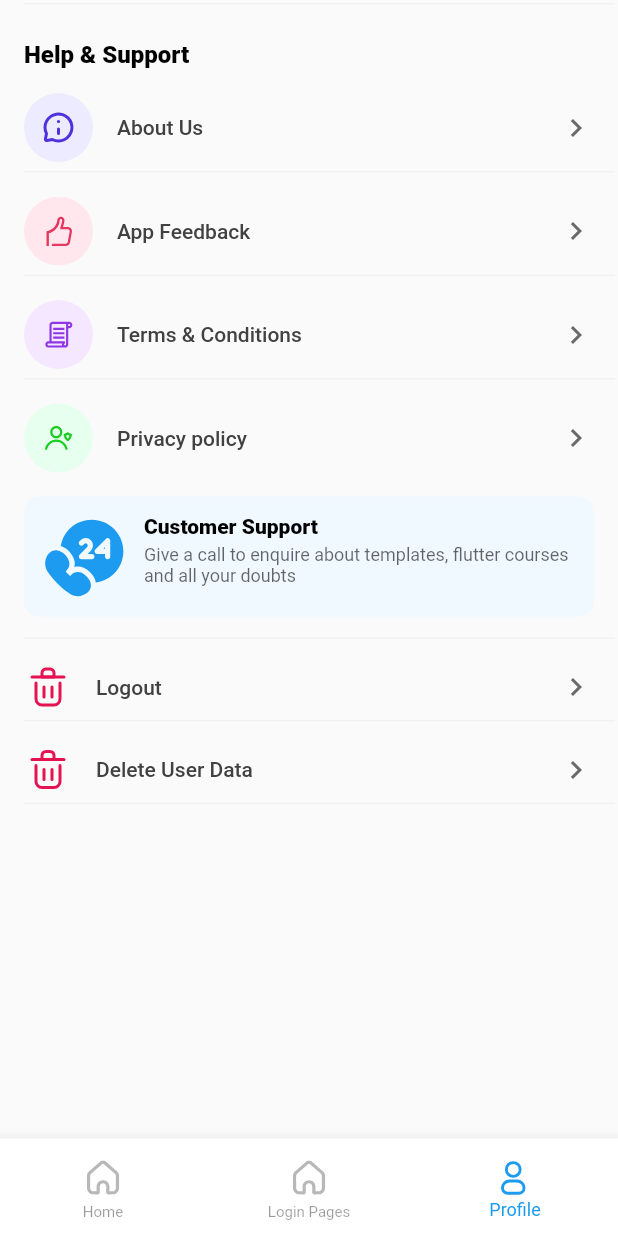
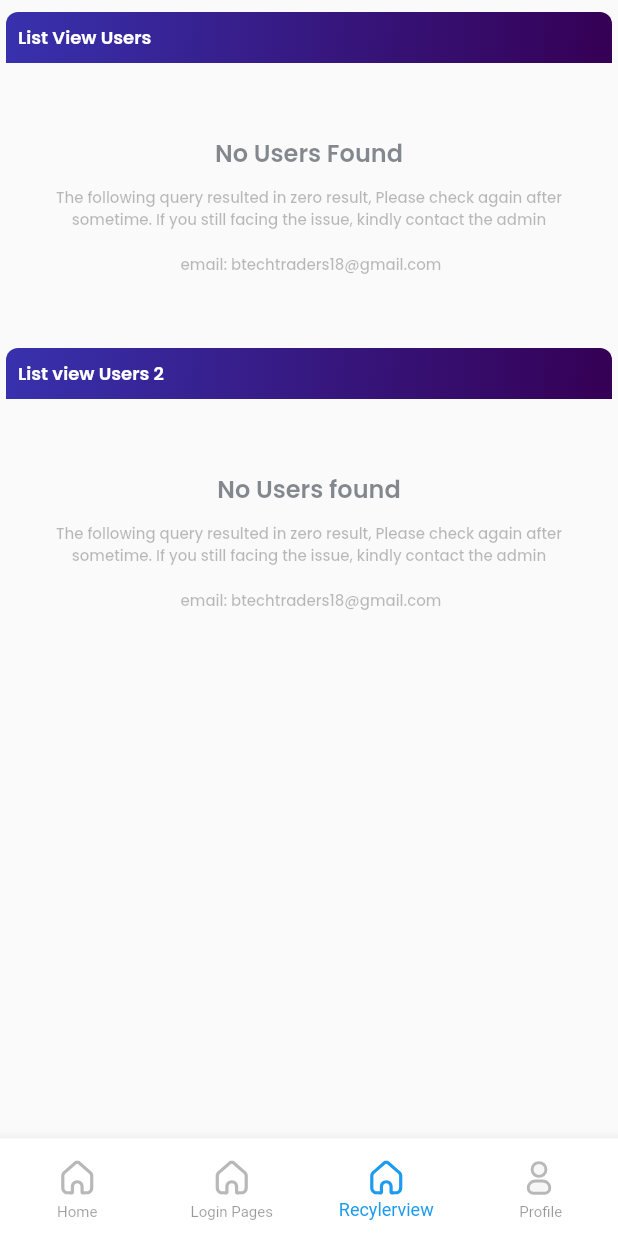
Before and after one commit to katmakhan/flutter-course, a Flutter app: the screen it shows once a user with an empty profile is signed in, item 3 of the bottom bar chosen, on a phone screen of 412 x 824 dp. Run offline on Flutter 3.47's test engine with Material 2 defaults, Android fonts, the phone set to English and light mode, and no system bars; our stand-ins replace animate_do, bouncing_widget, dio, firebase_auth, firebase_core, firebase_database and 15 more; missing offline and left inert: algolia, align_positioned, firebase_app_check, open_file_safe, pattern_formatter; accounts and stored records are empty.

Commit message:
recyclerview added

```diff
--- a/analysis_options.yaml
+++ b/analysis_options.yaml
@@ -21,7 +21,8 @@ linter:
   # `// ignore_for_file: name_of_lint` syntax on the line or in the file
   # producing the lint.
   rules:
-    avoid_print: false  # Uncomment to disable the `avoid_print` rule
+    non_constant_identifier_names: false # to create classnames with underscore view_Something
+    avoid_print: false  # to not show error with print()
     # prefer_single_quotes: true  # Uncomment to enable the `prefer_single_quotes` rule
 
 # Additional information about this file can be found at
--- a/lib/DB_Services/database_read.dart
+++ b/lib/DB_Services/database_read.dart
@@ -1,10 +1,11 @@
+import 'package:fluttertemplate/DataModels/dm_gallery.dart';
 import 'package:fluttertemplate/DataModels/dm_user.dart';
 import 'package:firebase_database/firebase_database.dart';
 
 class DatabaseReadService {
   FirebaseDatabase db = FirebaseDatabase.instance;
 
-  //Get Course Category
+  //Get Total users
   Future<List<Dm_User>?> getUsersList() async {
     final ref = db.ref();
     DataSnapshot snapshot = await ref.child('totalusers').get();
@@ -19,9 +20,9 @@ class DatabaseReadService {
       datalist.forEach((key, value) {
         Dm_User user = Dm_User();
         user = Dm_User.fromJson(value);
+        userList.add(user);
 
         // String name = user.name.toString();
-        userList.add(user);
         // userNamelist.add(user.name.toString());
       });
     } else {
@@ -29,4 +30,48 @@ class DatabaseReadService {
     }
     return userList;
   }
+
+  // Get Total Gallery Categories
+  Future<List<Dm_Gallery>?> getTotal_GalleryCatList() async {
+    final ref = db.ref();
+    DataSnapshot snapshot = await ref.child('gallerycat').get();
+
+    List<Dm_Gallery> gallerycatList = [];
+    if (snapshot.exists) {
+      print('Total gallery categories found in the template app');
+
+      var datalist = snapshot.value as Map<dynamic, dynamic>;
+
+      datalist.forEach((key, value) {
+        Dm_Gallery gallerycat = Dm_Gallery();
+        gallerycat = Dm_Gallery.fromJson(value);
+        gallerycatList.add(gallerycat);
+      });
+    } else {
+      print('No total gallery  categoies found in template app');
+    }
+    return gallerycatList;
+  }
+
+  // Get Specific Gallery Categories
+  Future<List<Dm_Gallery>?> getSpecific_GalleryCatList(String cat) async {
+    final ref = db.ref();
+    DataSnapshot snapshot = await ref.child('gallerycat').child(cat).get();
+
+    List<Dm_Gallery> gallerycatList = [];
+    if (snapshot.exists) {
+      print('Specific gallery categories found in the template app');
+
+      var datalist = snapshot.value as Map<dynamic, dynamic>;
+
+      datalist.forEach((key, value) {
+        Dm_Gallery gallerycat = Dm_Gallery();
+        gallerycat = Dm_Gallery.fromJson(value);
+        gallerycatList.add(gallerycat);
+      });
+    } else {
+      print('No specific gallery categoies found in template app');
+    }
+    return gallerycatList;
+  }
 }
--- a/lib/DataModels/dm_user.dart
+++ b/lib/DataModels/dm_user.dart
@@ -1,16 +1,24 @@
 // ignore_for_file: unnecessary_this, camel_case_types
 class Dm_User {
   String? name;
+  String? imgurl;
   String? email;
   int? timeinmill;
   String? date;
   String? time;
 
-  Dm_User({this.name, this.email, this.timeinmill, this.date, this.time});
+  Dm_User(
+      {this.name,
+      this.imgurl,
+      this.email,
+      this.timeinmill,
+      this.date,
+      this.time});
 
   Dm_User.fromJson(Map<dynamic, dynamic> json) {
     name = json['name'];
     email = json['email'];
+    imgurl = json['imgurl'];
     timeinmill = json['timeinmill'];
     date = json['date'];
     time = json['time'];
@@ -19,6 +27,7 @@ class Dm_User {
   Map<String, dynamic> toJson() {
     final Map<String, dynamic> data = <String, dynamic>{};
     data['name'] = this.name;
+    data['imgurl'] = this.imgurl;
     data['email'] = this.email;
     data['timeinmill'] = this.timeinmill;
     data['date'] = this.date;
--- a/lib/Home_Pages/homepage2.dart
+++ b/lib/Home_Pages/homepage2.dart
@@ -21,7 +21,7 @@ class _Homepage_NavButtonState extends State<Homepage_NavButton> {
   void onTap(int index) {
     setState(() {
       currentIndex = index;
-      print("Current on $index");
+      // print("Current on $index");
     });
   }
 
--- a/lib/Controllers/users_controller.dart
+++ b/lib/RecyclerControllers/users_controller.dart
@@ -7,13 +7,13 @@ class UsersController extends GetxController {
   List<Dm_User> userList = List<Dm_User>.empty(growable: true).obs;
   var isLoading = true.obs;
 
-  void fetchallReferals() async {
+  void fetch_allusers() async {
     try {
       isLoading(true);
       var datalist = await DatabaseReadService().getUsersList();
       if (datalist != null) {
         isLoading(false);
-        print(datalist.length);
+        print("Total users is: ${datalist.length}");
         userList.assignAll(datalist.reversed.toList());
       }
     } catch (e) {
--- /dev/null
+++ b/lib/RecyclerView/combined_recycler.dart
@@ -0,0 +1,145 @@
+// ignore_for_file: non_constant_identifier_names
+
+import 'package:flutter/material.dart';
+import 'package:fluttertemplate/RecyclerControllers/gallery_controller.dart';
+import 'package:fluttertemplate/RecyclerControllers/users_controller.dart';
+import 'package:fluttertemplate/RecyclerView/listview_recycler.dart';
+import 'package:fluttertemplate/RecyclerView/gridview_recycler.dart';
+import 'package:get/get.dart';
+
+class CombinedRecycler extends StatefulWidget {
+  const CombinedRecycler({Key? key}) : super(key: key);
+
+  @override
+  State<CombinedRecycler> createState() => _CombinedRecyclerState();
+}
+
+class _CombinedRecyclerState extends State<CombinedRecycler> {
+  UsersController userscontroller = Get.put(UsersController());
+  gallery_Controller gallerycatcontroller = Get.put(gallery_Controller());
+  UsersController usercontroller = Get.put(UsersController());
+
+  @override
+  Widget build(BuildContext context) {
+    gallerycatcontroller.fetch_gallerycat("newcat");
+
+    userscontroller.fetch_allusers();
+    return Scaffold(
+      // appBar: ,
+      body: SafeArea(
+        child: SingleChildScrollView(
+          child: Column(
+            mainAxisSize: MainAxisSize
+                .min, // ----------Whenever using Column inside SingleChildScrollview
+            // crossAxisAlignment: CrossAxisAlignment.start,
+            children: [
+              textHeading("List View Users"),
+              gridview_RecyclerView_dynamic(usercontroller, context),
+              // textHeading("Grid View Gallery"),
+              // gridview_RecyclerView_dynamic(gallerycatcontroller, context),
+              textHeading("List view Users 2"),
+              listview_Recylcerview_dynamic(usercontroller, context),
+            ],
+          ),
+        ),
+      ),
+    );
+  }
+
+  Container textHeading(textdata) {
+    return Container(
+      width: MediaQuery.of(context).size.width,
+      decoration: const BoxDecoration(
+        gradient: LinearGradient(
+          begin: Alignment.centerLeft,
+          end: Alignment.bottomRight,
+          colors: [
+            Color(0xff3831AD),
+            Color(0xff350055),
+          ],
+        ),
+        borderRadius: BorderRadius.vertical(top: Radius.circular(8.0)),
+      ),
+      margin: const EdgeInsets.fromLTRB(4, 8, 4, 8),
+      padding: const EdgeInsets.all(8),
+      child: Text(
+        textdata,
+        style: const TextStyle(
+            fontFamily: 'Poppins',
+            fontSize: 12,
+            color: Color(0xFFffffff),
+            fontWeight: FontWeight.w600),
+      ),
+    );
+  }
+
+  // Expanded selectParish(BuildContext context) {
+  //   return Expanded(
+  //     child: Container(
+  //       height: 50,
+  //       margin: EdgeInsets.fromLTRB(20, 4, 20, 8),
+  //       // width: MediaQuery.of(context).size.width,
+  //       decoration: BoxDecoration(
+  //         borderRadius: BorderRadius.circular(5),
+  //         color: Colors.white,
+  //         border: Border.all(color: Color(0xffe0e0e0), width: 0.6),
+  //       ),
+  //       child: Padding(
+  //         padding: EdgeInsets.fromLTRB(16, 8, 16, 8),
+  //         child: FutureBuilder<List<dm_parish>?>(
+  //             future: DatabaseReadService()
+  //                 .getParishFullDetails(widget.foraneObjc.name.toString()),
+  //             builder: (context, snapshot) {
+  //               print(
+  //                   "Checked parish is.." + widget.foraneObjc.name.toString());
+  //               if (snapshot.hasData) {
+  //                 if (snapshot.data!.isEmpty) {
+  //                   return Text(
+  //                     "No parish Found",
+  //                     style: TextStyle(
+  //                         fontFamily: 'Poppins',
+  //                         fontSize: 16,
+  //                         fontWeight: FontWeight.w600,
+  //                         color: Color(0xFFed1c24)),
+  //                   );
+  //                   // return Container(
+  //                   //   height: 50,
+  //                   // );
+  //                 } else {
+  //                   parishlist = snapshot.data!;
+  //                   return DropdownButtonHideUnderline(
+  //                       child: DropdownButton(
+  //                     // icon: Icon(Icons.arrow_downward),
+  //                     items: snapshot.data!.map((dm_parish parish) {
+  //                       // print("Heree the values are " + value.toString());
+  //                       return DropdownMenuItem(
+  //                         value: parish.name,
+  //                         child: Text(parish.name.toString()),
+  //                       );
+  //                     }).toList(),
+  //                     onChanged: (String? value) {
+  //                       _selectedParish = value;
+  //                       print(
+  //                           "selected parish is " + _selectedParish.toString());
+  //                       usercontroller
+  //                           .fetcheventsParish(_selectedParish.toString());
+  //                       setState(() {});
+  //                     },
+  //                     value: _selectedParish,
+  //                     hint: const Text('Select Parish',
+  //                         style: TextStyle(
+  //                             fontFamily: 'Poppins',
+  //                             fontSize: 12,
+  //                             color: Color(0xFF000000),
+  //                             fontWeight: FontWeight.w500)),
+  //                   ));
+  //                 }
+  //               } else {
+  //                 return const LinearProgressIndicator();
+  //               }
+  //             }),
+  //       ),
+  //     ),
+  //   );
+  // }
+}
--- /dev/null
+++ b/lib/RecyclerView/gridview_recycler.dart
@@ -0,0 +1,36 @@
+import 'package:flutter/material.dart';
+import 'package:fluttertemplate/Dialogs/no_resulfound.dart';
+import 'package:fluttertemplate/Single_Items/si_users.dart';
+import 'package:get/get.dart';
+
+Flexible gridview_RecyclerView_dynamic(userscontroller, context) {
+  return Flexible(
+    child: Obx(() {
+      if (userscontroller.isLoading.value) {
+        return const Center(child: CircularProgressIndicator());
+      } else {
+        if (userscontroller.userList.isEmpty) {
+          return Center(child: noResultFound(context, "No Users Found"));
+        } else {
+          return GridView.builder(
+              // scrollDirection: Axis.horizontal,
+              padding: EdgeInsets.zero,
+              shrinkWrap: true, // For wrapping inside the Column
+              primary: false,
+              physics:
+                  const NeverScrollableScrollPhysics(), // For wrapping the column
+              gridDelegate: const SliverGridDelegateWithFixedCrossAxisCount(
+                  crossAxisCount: 3),
+              itemCount: userscontroller.userList.length,
+              itemBuilder: (context, index) {
+                return InkWell(
+                  onTap: () {},
+                  child: si_ProfileImage(
+                      userscontroller.userList[index].imgurl.toString()),
+                );
+              });
+        }
+      }
+    }),
+  );
+}
--- /dev/null
+++ b/lib/RecyclerView/listview_recycler.dart
@@ -0,0 +1,37 @@
+import 'package:flutter/material.dart';
+import 'package:fluttertemplate/Components/list_view_slidable.dart';
+import 'package:fluttertemplate/Dialogs/no_resulfound.dart';
+import 'package:get/get.dart';
+
+Flexible listview_Recylcerview_dynamic(usercontroller, context) {
+  return Flexible(
+    child: Obx(() {
+      if (usercontroller.isLoading.value) {
+        return const Center(child: CircularProgressIndicator());
+      } else {
+        if (usercontroller.userList.isEmpty) {
+          return Center(child: noResultFound(context, "No Users found"));
+        } else {
+          return ListView.builder(
+              physics: const NeverScrollableScrollPhysics(),
+              padding: EdgeInsets.zero,
+              shrinkWrap: true,
+              itemCount: usercontroller.userList.length,
+              itemBuilder: (context, index) {
+                return InkWell(
+                  onTap: () {
+                    //Call the dialog
+                  },
+                  child: const Cust_ListView_Slidable(
+                      mainheading: "something",
+                      subheading: "something else",
+                      onTap: tapFunction),
+                );
+              });
+        }
+      }
+    }),
+  );
+}
+
+void tapFunction() {}
--- a/lib/Single_Items/si_referral.dart
+++ b/lib/Single_Items/si_users.dart
@@ -1,8 +1,10 @@
+// ignore_for_file: camel_case_types
+
 import 'package:flutter/material.dart';
 
-class SingleReferal extends StatelessWidget {
+class si_ProfileImage extends StatelessWidget {
   final String linkurl;
-  const SingleReferal(this.linkurl, {Key? key}) : super(key: key);
+  const si_ProfileImage(this.linkurl, {Key? key}) : super(key: key);
 
   @override
   Widget build(BuildContext context) {
--- a/lib/homepage.dart
+++ b/lib/homepage.dart
@@ -6,6 +6,7 @@ import 'package:flutter_svg/svg.dart';
 import 'package:fluttertemplate/Login_Pages/login_page_list.dart';
 import 'package:fluttertemplate/Main_Frags/frag_profile.dart';
 import 'package:fluttertemplate/Main_Frags/frag_saved.dart';
+import 'package:fluttertemplate/RecyclerView/combined_recycler.dart';
 
 class Homepage extends StatefulWidget {
   final int? fragpos;
@@ -17,13 +18,18 @@ class Homepage extends StatefulWidget {
 
 class _HomepageState extends State<Homepage> {
   //Frames
-  List pages = [const FragSaved(), const login_listView(), const FragProfile()];
+  List pages = [
+    const FragSaved(),
+    const login_listView(),
+    const CombinedRecycler(),
+    const FragProfile()
+  ];
   int currentIndex = 0;
 
   void onTap(int index) {
     setState(() {
       currentIndex = index;
-      print("Current on $index");
+      // print("Current on $index");
     });
   }
 
@@ -78,6 +84,11 @@ class _HomepageState extends State<Homepage> {
                   activeIcon: SvgPicture.asset("assets/svg_home/homes.svg"),
                 ),
                 BottomNavigationBarItem(
+                  icon: SvgPicture.asset("assets/svg_home/homeu.svg"),
+                  label: "Recylerview",
+                  activeIcon: SvgPicture.asset("assets/svg_home/homes.svg"),
+                ),
+                BottomNavigationBarItem(
                   icon: SvgPicture.asset("assets/svg_home/profileu.svg"),
                   label: "Profile",
                   activeIcon: SvgPicture.asset("assets/svg_home/profiles.svg"),
```
Also changed, not shown: lib/Components/list_view_slidable.dart (+9 -5 lines), lib/Components/si_gallery_cat.dart (added, +44 -0 lines), lib/Main_Frags/frag_saved.dart (+10 -5 lines), lib/RecyclerControllers/gallery_controller.dart (added, +34 -0 lines), lib/RecyclerView/SimpleRecycler.dart (deleted).
